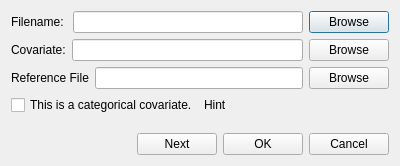
First picture: the form in simpledialog.ui, repository lreis2415/iSoLIM, before the edit.
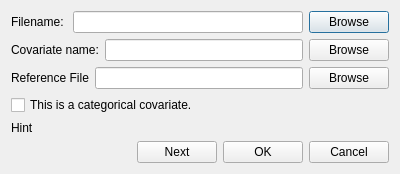
Second picture: the form after the edit.

Diff of the .ui file:
```diff
--- a/simpledialog.ui
+++ b/simpledialog.ui
@@ -40,7 +40,7 @@
      <item>
       <widget class="QLabel" name="label_2">
        <property name="text">
-        <string>Covariate:</string>
+        <string>Covariate name:</string>
        </property>
       </widget>
      </item>
@@ -86,14 +86,14 @@
        </property>
       </widget>
      </item>
+    </layout>
+   </item>
      <item>
       <widget class="QLabel" name="label_hint">
        <property name="text">
         <string>Hint</string>
        </property>
       </widget>
-     </item>
-    </layout>
    </item>
    <item>
     <spacer name="verticalSpacer">
```
Lines whose indentation alone changed are shown as unchanged.
